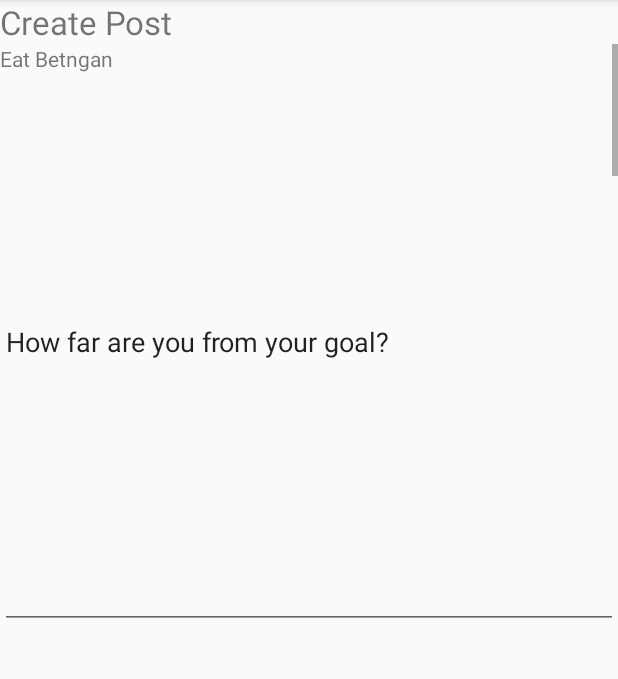
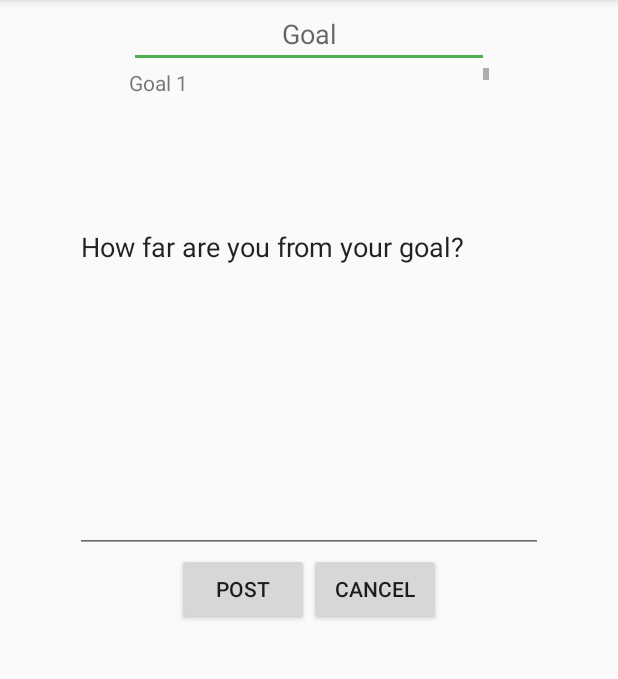
Before and after one commit to abdelrahman-elkady/goals-keeper-mobile, an Android app: the fragment PostFragment shown on its own in the app's theme, on a phone screen of 412 x 824 dp, the part 84-763 px from its top. Run offline under Robolectric (Android 15) with nearby library versions, the phone set to English and light mode, and no system bars; our stand-ins replace ButterKnife.

Commit message:
Modifies Margins Adds on click listener for each item_goal_selection

```diff
--- a/app/src/main/java/goals_keeper/com/goalskeeperapp/adapters/PostAdabter.java
+++ b/app/src/main/java/goals_keeper/com/goalskeeperapp/adapters/PostAdabter.java
@@ -21,6 +21,14 @@ public class PostAdabter extends RecyclerView.Adapter<PostAdabter.ViewHolder> {
         public ViewHolder(LinearLayout v) {
             super(v);
             mLinearLayout = v;
+            TextView tv = (TextView)v.findViewById(R.id.my_text_view);
+            tv.setOnClickListener(new View.OnClickListener() {
+                @Override
+                public void onClick(View v) {
+
+
+                }
+            });
         }
     }
 
--- a/app/src/main/java/goals_keeper/com/goalskeeperapp/fragments/PostFragment.java
+++ b/app/src/main/java/goals_keeper/com/goalskeeperapp/fragments/PostFragment.java
@@ -17,7 +17,7 @@ import goals_keeper.com.goalskeeperapp.adapters.PostAdabter;
  * Created by hamamsy on 28/11/15.
  */
 public class PostFragment extends android.support.v4.app.Fragment {
-    @Bind(R.id.my_recycler_view)
+    @Bind(R.id.post_recycler_view)
     RecyclerView mRecyclerView;
 
     RecyclerView.Adapter mAdapter;
@@ -36,9 +36,11 @@ public class PostFragment extends android.support.v4.app.Fragment {
         // use a linear layout manager
         mLayoutManager = new LinearLayoutManager(getActivity());
         mRecyclerView.setLayoutManager(mLayoutManager);
-
+        String []dummyData = new String[10];
+        for (int i=0;i<dummyData.length ;i++)
+            dummyData[i] = new String("Goal "+(i+1));
         // specify an adapter (see also next example)
-        mAdapter = new PostAdabter(new String[]{"Eat Betngan","Play BetnganBall"});
+        mAdapter = new PostAdabter(dummyData);
         mRecyclerView.setAdapter(mAdapter);
         return view;
     }
--- a/app/src/main/res/layout/fragment_post.xml
+++ b/app/src/main/res/layout/fragment_post.xml
@@ -24,18 +24,27 @@
         android:layout_width="match_parent"
         android:layout_height="match_parent"
         android:weightSum="100">
-        <TextView
-            android:layout_width="wrap_content"
+
+        <EditText
+            android:id="@+id/search"
+            android:layout_width="240dp"
             android:layout_height="wrap_content"
-            android:text="Create Post"
-            android:textSize="22dp"
-            android:id="@+id/textView" />
+            android:hint="@string/goals_search_hint"
+            android:inputType="text"
+            android:imeOptions="actionSend"
+            android:gravity="center_horizontal"
+            android:layout_gravity="center_horizontal" />
 
         <android.support.v7.widget.RecyclerView
-            android:id="@+id/my_recycler_view"
+            android:id="@+id/post_recycler_view"
             android:scrollbars="vertical"
-            android:layout_width="match_parent"
-            android:layout_height="176dp"/>
+            android:layout_width="240dp"
+            android:layout_height="53dp"
+            android:layout_gravity="center_horizontal"
+            android:layout_marginBottom="20dp"
+            android:layout_marginRight="30dp"
+            android:layout_marginLeft="30dp"
+            android:layout_weight="4.20" />
 
         <EditText
             android:layout_width="match_parent"
@@ -45,7 +54,29 @@
             android:maxLines="300"
             android:text="How far are you from your goal?"
             android:textStyle="normal"
-            android:gravity="top" />
+            android:gravity="top"
+            android:layout_marginLeft="50dp"
+            android:layout_marginRight="50dp" />
+
+        <LinearLayout
+            android:orientation="horizontal"
+            android:layout_width="wrap_content"
+            android:layout_height="wrap_content"
+            android:layout_gravity="center_horizontal">
+
+            <Button
+                android:layout_width="wrap_content"
+                android:layout_height="wrap_content"
+                android:text="Post"
+                android:id="@+id/btn_post"
+                android:layout_gravity="center_horizontal" />
+
+            <Button
+                android:layout_width="wrap_content"
+                android:layout_height="wrap_content"
+                android:text="Cancel"
+                android:id="@+id/btn_cancel" />
+        </LinearLayout>
 
     </LinearLayout>
 
--- a/app/src/main/res/values/strings.xml
+++ b/app/src/main/res/values/strings.xml
@@ -9,4 +9,5 @@
     <string name="app_title">Goals keeper</string>
     <string name="btn_facebook_login">Login with Facebook</string>
     <string name="title_activity_profile">Profile</string>
+    <string name="goals_search_hint">Goal</string>
 </resources>
```
